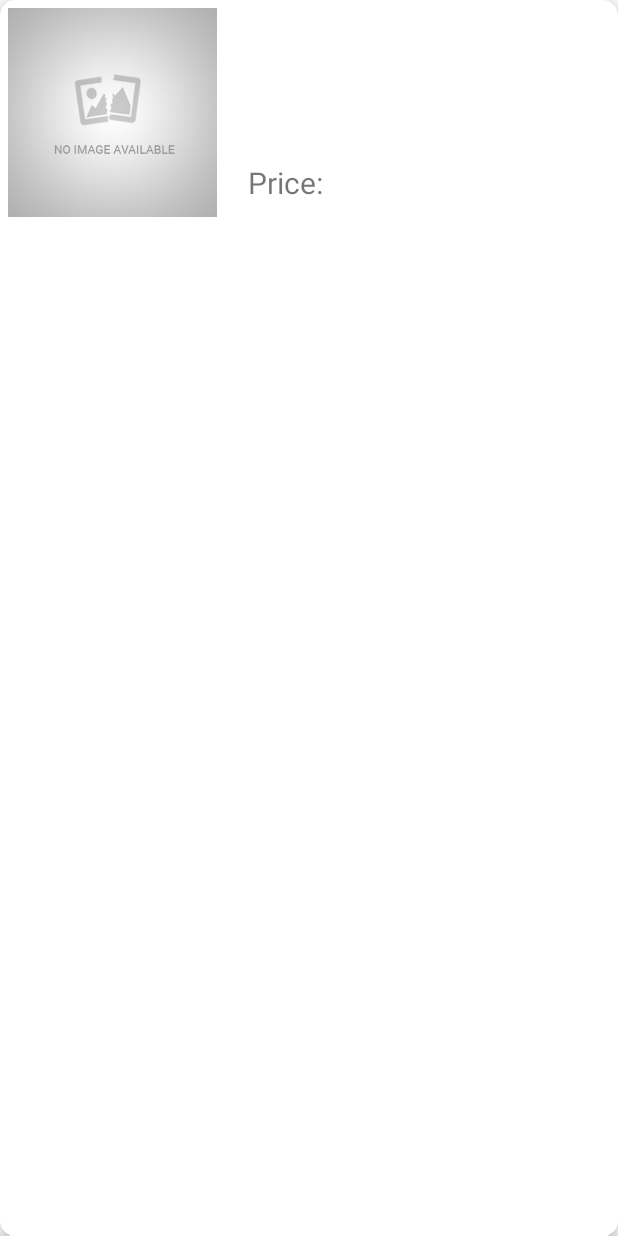
After one commit to marodr99/furniture-store-android, an Android app: the layout chair_card.xml on its own in the app's theme, with its tools: preview values and no code run, on a phone screen of 412 x 824 dp. The commit adds this screen. Run offline under Robolectric (Android 15) with nearby library versions, the phone set to English and light mode, and no system bars.

Commit message:
Fetch chairs from database and display them in a list

```diff
--- a/app/build.gradle
+++ b/app/build.gradle
@@ -38,6 +38,10 @@ dependencies {
     implementation 'androidx.appcompat:appcompat:1.2.0'
     implementation 'com.google.android.material:material:1.2.1'
     implementation 'androidx.constraintlayout:constraintlayout:2.0.1'
+    implementation 'androidx.cardview:cardview:1.0.0'
+    implementation 'com.squareup.retrofit2:retrofit:2.9.0'
+    implementation 'com.squareup.retrofit2:converter-gson:2.9.0'
+    implementation 'com.squareup.picasso:picasso:2.8'
     implementation 'com.google.ar.sceneform.ux:sceneform-ux:1.15.0'
     implementation 'com.google.ar.sceneform:assets:1.15.0'
     implementation platform('com.google.firebase:firebase-bom:28.3.0')
@@ -47,4 +51,4 @@ dependencies {
     androidTestImplementation 'androidx.test.espresso:espresso-core:3.3.0'
 }
 
-apply plugin:'com.google.gms.google-services'
+apply plugin: 'com.google.gms.google-services'
--- a/app/src/main/AndroidManifest.xml
+++ b/app/src/main/AndroidManifest.xml
@@ -16,13 +16,14 @@
         android:roundIcon="@mipmap/ic_launcher_round"
         android:supportsRtl="true"
         android:theme="@style/Theme.FurnitureAndroidApp">
-        <activity android:name=".MainActivity">
+        <activity android:name=".ChairsListActivity">
             <intent-filter>
                 <action android:name="android.intent.action.MAIN" />
 
                 <category android:name="android.intent.category.LAUNCHER" />
             </intent-filter>
         </activity>
+
         <meta-data
             android:name="com.google.ar.core"
             android:value="required" />
--- /dev/null
+++ b/app/src/main/res/layout/chair_card.xml
@@ -0,0 +1,49 @@
+<?xml version="1.0" encoding="utf-8"?>
+<androidx.cardview.widget.CardView xmlns:android="http://schemas.android.com/apk/res/android"
+    xmlns:app="http://schemas.android.com/apk/res-auto"
+    xmlns:tools="http://schemas.android.com/tools"
+    android:layout_width="match_parent"
+    android:layout_height="match_parent"
+    android:orientation="horizontal"
+    app:cardCornerRadius="10dp"
+    app:cardElevation="5dp">
+    <RelativeLayout
+        android:layout_width="match_parent"
+        android:layout_height="match_parent">
+        <ImageView
+            android:layout_width="150dp"
+            android:layout_height="150dp"
+            android:id="@+id/chairCardImageView"
+            android:padding="5dp"
+            android:src="@drawable/no_image_available"/>
+        <TextView
+            android:id="@+id/chairCardTitle"
+            android:layout_width="match_parent"
+            android:layout_height="75dp"
+            android:layout_toEndOf="@+id/chairCardImageView"
+            android:gravity="center|left"
+            android:textSize="20sp"
+            android:padding="15dp"
+            tools:ignore="RtlHardcoded" />
+        <TextView
+            android:layout_width="match_parent"
+            android:layout_height="75dp"
+            android:layout_toEndOf="@id/chairCardImageView"
+            android:layout_below="@id/chairCardTitle"
+            android:gravity="bottom|left"
+            android:textSize="20sp"
+            android:padding="15dp"
+            android:text="@string/cardPriceText"
+            tools:ignore="RtlHardcoded" />
+        <TextView
+            android:id="@+id/chairCardPrice"
+            android:layout_width="match_parent"
+            android:layout_height="75dp"
+            android:layout_toEndOf="@id/chairCardImageView"
+            android:layout_below="@+id/chairCardTitle"
+            android:gravity="bottom|right"
+            android:textSize="20sp"
+            android:padding="15dp"
+            tools:ignore="RtlHardcoded" />
+    </RelativeLayout>
+</androidx.cardview.widget.CardView>
--- a/app/src/main/res/values/strings.xml
+++ b/app/src/main/res/values/strings.xml
@@ -1,5 +1,6 @@
 <resources>
     <string name="app_name">Furniture-Android-App</string>
     <string name="download">Download</string>
-    <string name="requiredDownloadMessage">Model has not been downloaded yet. <br/>Click on the download button.</string>
+    <string name="requiredDownloadMessage">Model has not been downloaded yet. <br />Click on the download button.</string>
+    <string name="cardPriceText">Price:</string>
 </resources>
```
Also changed, not shown: app/src/main/java/pk/furniture_android_app/ChairsListActivity.kt (added, +52 -0 lines), app/src/main/java/pk/furniture_android_app/MainActivity.kt (+3 -5 lines), app/src/main/java/pk/furniture_android_app/RetrofitClientInstance.kt (added, +21 -0 lines), app/src/main/java/pk/furniture_android_app/chairs/ChairsApiService.kt (added, +10 -0 lines), app/src/main/java/pk/furniture_android_app/chairs/ChairsListViewAdapter.kt (added, +54 -0 lines), app/src/main/java/pk/furniture_android_app/models/Chair.kt (added, +45 -0 lines), app/src/main/res/layout/activity_chairs_list.xml (added, +22 -0 lines), app/src/main/res/drawable/no_image_available.jpg (added).
